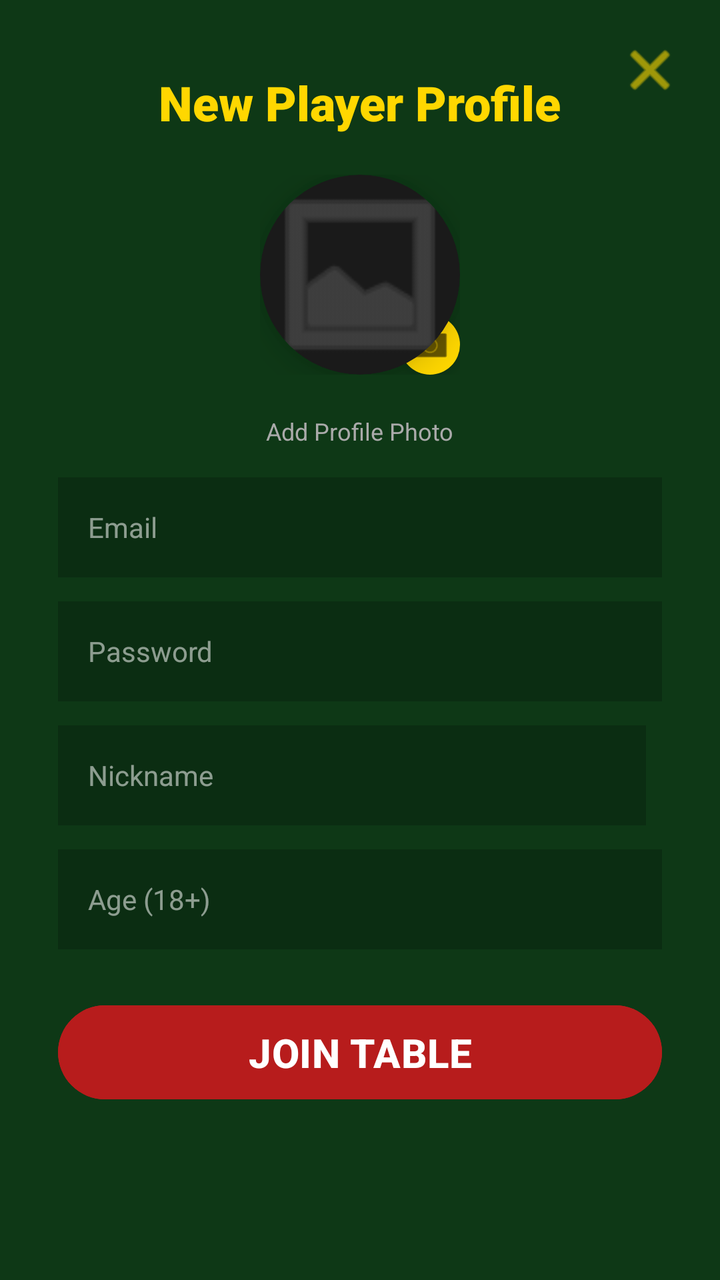
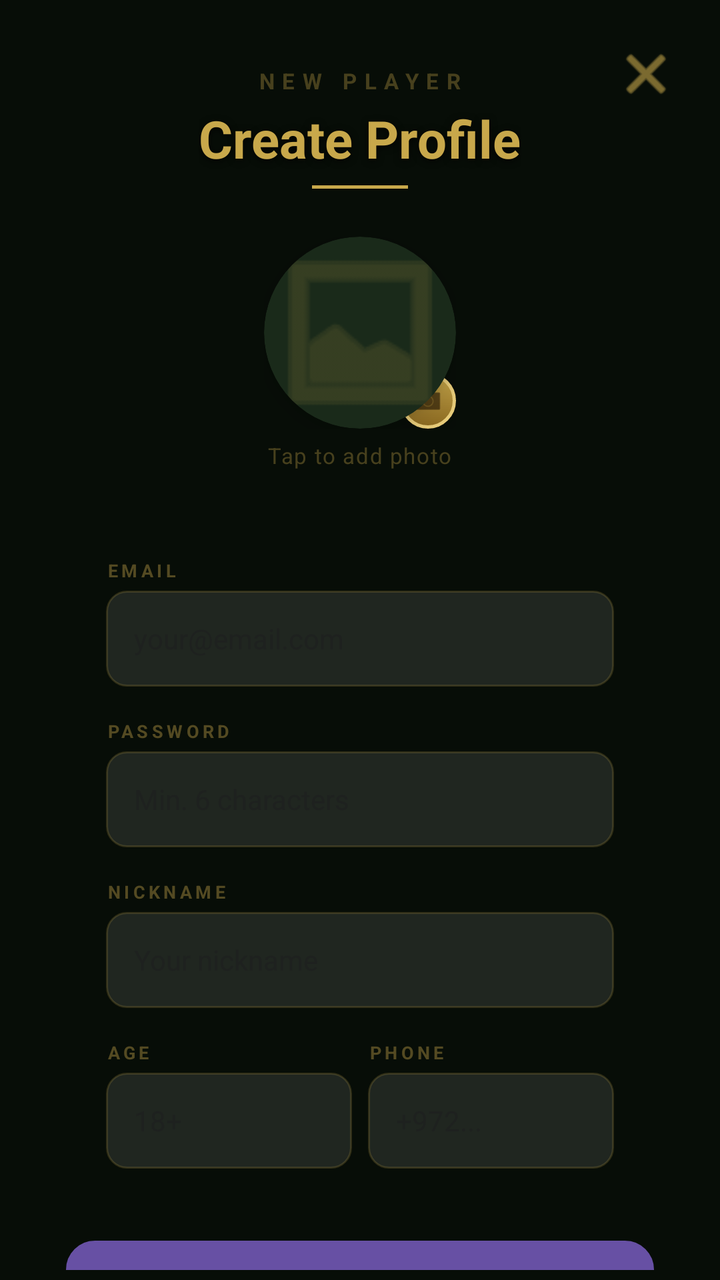

An Android layout rendered at two revisions. The XML below is the earlier revision; the diff shows what the commit changed to produce the second picture.
<!-- AndroidManifest.xml: application theme Theme.PokerProject -->
<!-- res/layout/activity_register.xml -->
<?xml version="1.0" encoding="utf-8"?>
<RelativeLayout xmlns:android="http://schemas.android.com/apk/res/android"
    xmlns:app="http://schemas.android.com/apk/res-auto"
    android:layout_width="match_parent"
    android:layout_height="wrap_content"
    android:background="#0E3816"
    android:padding="5dp">

    <View
        android:layout_width="match_parent"
        android:layout_height="match_parent"
        android:background="@drawable/dialog_rounded_bg"
        android:backgroundTint="#00000000"
        android:layout_margin="2dp" />

    <ImageButton
        android:id="@+id/btnCloseDialog"
        android:layout_width="40dp"
        android:layout_height="40dp"
        android:src="@android:drawable/ic_menu_close_clear_cancel"
        android:background="?attr/selectableItemBackgroundBorderless"
        android:layout_alignParentTop="true"
        android:layout_alignParentEnd="true"
        android:layout_margin="10dp"
        app:tint="#FFD700"
        android:contentDescription="Close" />

    <ScrollView
        android:layout_width="match_parent"
        android:layout_height="wrap_content"
        android:layout_marginTop="30dp"
        android:fillViewport="true"
        android:scrollbars="none">

        <LinearLayout
            android:id="@+id/rootLayout"
            android:layout_width="match_parent"
            android:layout_height="wrap_content"
            android:orientation="vertical"
            android:gravity="center_horizontal"
            android:paddingStart="24dp"
            android:paddingEnd="24dp"
            android:paddingBottom="24dp">

            <TextView
                android:layout_width="wrap_content"
                android:layout_height="wrap_content"
                android:text="New Player Profile"
                android:textSize="24sp"
                android:textStyle="bold"
                android:fontFamily="sans-serif-black"
                android:textColor="#FFD700"
                android:layout_marginBottom="20dp" />

            <FrameLayout
                android:layout_width="wrap_content"
                android:layout_height="wrap_content"
                android:layout_marginBottom="20dp">

                <androidx.cardview.widget.CardView
                    android:layout_width="100dp"
                    android:layout_height="100dp"
                    app:cardCornerRadius="50dp"
                    app:cardElevation="10dp"
                    app:cardBackgroundColor="#1A1A1A">

                    <ImageView
                        android:id="@+id/ivProfile"
                        android:layout_width="match_parent"
                        android:layout_height="match_parent"
                        android:scaleType="centerCrop"
                        android:src="@android:drawable/ic_menu_gallery"
                        app:tint="#555555"
                        />
                </androidx.cardview.widget.CardView>

                <View
                    android:layout_width="100dp"
                    android:layout_height="100dp"
                    android:background="@drawable/dialog_rounded_bg"
                    android:backgroundTint="#00000000"
                    />

                <Button
                    android:id="@+id/btnTakePic"
                    android:layout_width="100dp"
                    android:layout_height="100dp"
                    android:background="?attr/selectableItemBackground"
                    android:text="+"
                    android:textSize="40sp"
                    android:textColor="#FFD700"
                    android:gravity="center"
                    />

                <ImageView
                    android:layout_width="30dp"
                    android:layout_height="30dp"
                    android:layout_gravity="bottom|end"
                    android:src="@android:drawable/ic_menu_camera"
                    android:background="@drawable/dialog_rounded_bg"
                    android:backgroundTint="#FFD700"
                    android:padding="4dp"
                    app:tint="#000000"
                    android:elevation="4dp"/>
            </FrameLayout>

            <TextView
                android:layout_width="wrap_content"
                android:layout_height="wrap_content"
                android:text="Add Profile Photo"
                android:textSize="12sp"
                android:textColor="#AAAAAA"
                android:layout_marginBottom="15dp"/>

            <EditText
                android:id="@+id/etEmail"
                android:layout_width="match_parent"
                android:layout_height="50dp"
                android:hint="Email"
                android:inputType="textEmailAddress"
                android:paddingStart="15dp"
                android:paddingEnd="15dp"
                android:layout_marginBottom="12dp"
                android:background="#33000000"
                android:textColor="#FFFFFF"
                android:textColorHint="#88FFFFFF"
                android:textSize="14sp"/>

            <EditText
                android:id="@+id/etPass"
                android:layout_width="match_parent"
                android:layout_height="50dp"
                android:hint="Password"
                android:inputType="textPassword"
                android:paddingStart="15dp"
                android:paddingEnd="15dp"
                android:layout_marginBottom="12dp"
                android:background="#33000000"
                android:textColor="#FFFFFF"
                android:textColorHint="#88FFFFFF"
                android:textSize="14sp"/>

            <LinearLayout
                android:layout_width="match_parent"
                android:layout_height="wrap_content"
                android:orientation="horizontal"
                android:baselineAligned="false">

                <EditText
                    android:id="@+id/etFirstname"
                    android:layout_width="0dp"
                    android:layout_height="50dp"
                    android:layout_weight="1"
                    android:hint="Nickname"
                    android:paddingStart="15dp"
                    android:paddingEnd="15dp"
                    android:layout_marginEnd="8dp"
                    android:layout_marginBottom="12dp"
                    android:background="#33000000"
                    android:textColor="#FFFFFF"
                    android:textColorHint="#88FFFFFF"
                    android:textSize="14sp"/>

                <EditText
                    android:id="@+id/etLastname"
                    android:layout_width="0dp"
                    android:layout_height="50dp"
                    android:layout_weight="1"
                    android:hint="Last Name"
                    android:visibility="gone"
                    android:paddingStart="15dp"
                    android:paddingEnd="15dp"
                    android:layout_marginBottom="12dp"
                    android:background="#33000000"
                    android:textColor="#FFFFFF"
                    android:textColorHint="#88FFFFFF"
                    android:textSize="14sp"/>
            </LinearLayout>

            <EditText
                android:id="@+id/etAge"
                android:layout_width="match_parent"
                android:layout_height="50dp"
                android:hint="Age (18+)"
                android:inputType="number"
                android:paddingStart="15dp"
                android:paddingEnd="15dp"
                android:layout_marginBottom="24dp"
                android:background="#33000000"
                android:textColor="#FFFFFF"
                android:textColorHint="#88FFFFFF"
                android:textSize="14sp"/>

            <Button
                android:id="@+id/btnRegister"
                android:layout_width="match_parent"
                android:layout_height="55dp"
                android:text="JOIN TABLE"
                android:textAllCaps="false"
                android:textSize="20sp"
                android:textStyle="bold"
                android:textColor="#FFFFFF"
                android:backgroundTint="#B71C1C"
                app:cornerRadius="25dp"
                android:elevation="6dp"/>

        </LinearLayout>
    </ScrollView>
</RelativeLayout>
<!-- resources referenced by this layout -->
<resources>
  <!-- drawable dialog_rounded_bg (drawable) -->
  <?xml version="1.0" encoding="utf-8"?>
  <shape xmlns:android="http://schemas.android.com/apk/res/android">
      <solid android:color="#FFFFFF"/>
      <corners android:radius="20dp"/>
  </shape>
  <style name="Theme.PokerProject" parent="Base.Theme.PokerProject" />
  <style name="Base.Theme.PokerProject" parent="Theme.Material3.DayNight.NoActionBar">
          
          
      </style>
</resources>

<!-- the commit's change to res/layout/activity_register.xml (unified diff, before → after) -->
@@ -2,16 +2,9 @@
 <RelativeLayout xmlns:android="http://schemas.android.com/apk/res/android"
     xmlns:app="http://schemas.android.com/apk/res-auto"
     android:layout_width="match_parent"
-    android:layout_height="wrap_content"
-    android:background="#0E3816"
+    android:layout_height="match_parent"
+    android:background="#070D07"
     android:padding="5dp">
-
-    <View
-        android:layout_width="match_parent"
-        android:layout_height="match_parent"
-        android:background="@drawable/dialog_rounded_bg"
-        android:backgroundTint="#00000000"
-        android:layout_margin="2dp" />
 
     <ImageButton
         android:id="@+id/btnCloseDialog"
@@ -21,14 +14,14 @@
         android:background="?attr/selectableItemBackgroundBorderless"
         android:layout_alignParentTop="true"
         android:layout_alignParentEnd="true"
-        android:layout_margin="10dp"
-        app:tint="#FFD700"
-        android:contentDescription="Close" />
+        android:layout_margin="12dp"
+        app:tint="#C8A84B"
+        android:contentDescription="Close"/>
 
     <ScrollView
         android:layout_width="match_parent"
         android:layout_height="wrap_content"
-        android:layout_marginTop="30dp"
+        android:layout_marginTop="28dp"
         android:fillViewport="true"
         android:scrollbars="none">
 
@@ -38,31 +31,49 @@
             android:layout_height="wrap_content"
             android:orientation="vertical"
             android:gravity="center_horizontal"
-            android:paddingStart="24dp"
-            android:paddingEnd="24dp"
-            android:paddingBottom="24dp">
+            android:paddingHorizontal="28dp"
+            android:paddingBottom="28dp">
 
             <TextView
                 android:layout_width="wrap_content"
                 android:layout_height="wrap_content"
-                android:text="New Player Profile"
-                android:textSize="24sp"
+                android:text="NEW PLAYER"
+                android:textSize="11sp"
                 android:textStyle="bold"
-                android:fontFamily="sans-serif-black"
-                android:textColor="#FFD700"
-                android:layout_marginBottom="20dp" />
+                android:textColor="#55C8A84B"
+                android:letterSpacing="0.35"
+                android:layout_marginBottom="4dp"/>
+
+            <TextView
+                android:layout_width="wrap_content"
+                android:layout_height="wrap_content"
+                android:text="Create Profile"
+                android:textSize="26sp"
+                android:textStyle="bold"
+                android:textColor="#C8A84B"
+                android:shadowColor="#CC000000"
+                android:shadowDx="0"
+                android:shadowDy="2"
+                android:shadowRadius="8"
+                android:layout_marginBottom="6dp"/>
+
+            <View
+                android:layout_width="48dp"
+                android:layout_height="1.5dp"
+                android:background="#C8A84B"
+                android:layout_marginBottom="24dp"/>
 
             <FrameLayout
                 android:layout_width="wrap_content"
                 android:layout_height="wrap_content"
-                android:layout_marginBottom="20dp">
+                android:layout_marginBottom="6dp">
 
                 <androidx.cardview.widget.CardView
-                    android:layout_width="100dp"
-                    android:layout_height="100dp"
-                    app:cardCornerRadius="50dp"
-                    app:cardElevation="10dp"
-                    app:cardBackgroundColor="#1A1A1A">
+                    android:layout_width="96dp"
+                    android:layout_height="96dp"
+                    app:cardCornerRadius="48dp"
+                    app:cardElevation="8dp"
+                    app:cardBackgroundColor="#1A2A1A">
 
                     <ImageView
                         android:id="@+id/ivProfile"
@@ -70,139 +81,214 @@
                         android:layout_height="match_parent"
                         android:scaleType="centerCrop"
                         android:src="@android:drawable/ic_menu_gallery"
-                        app:tint="#555555"
-                        />
+                        app:tint="#44C8A84B"/>
                 </androidx.cardview.widget.CardView>
-
-                <View
-                    android:layout_width="100dp"
-                    android:layout_height="100dp"
-                    android:background="@drawable/dialog_rounded_bg"
-                    android:backgroundTint="#00000000"
-                    />
 
                 <Button
                     android:id="@+id/btnTakePic"
-                    android:layout_width="100dp"
-                    android:layout_height="100dp"
+                    android:layout_width="96dp"
+                    android:layout_height="96dp"
                     android:background="?attr/selectableItemBackground"
-                    android:text="+"
-                    android:textSize="40sp"
-                    android:textColor="#FFD700"
+                    android:text=""
+                    android:gravity="center"/>
+
+                <LinearLayout
+                    android:layout_width="28dp"
+                    android:layout_height="28dp"
+                    android:layout_gravity="bottom|end"
+                    android:background="@drawable/bg_camera_badge"
                     android:gravity="center"
-                    />
-
-                <ImageView
-                    android:layout_width="30dp"
-                    android:layout_height="30dp"
-                    android:layout_gravity="bottom|end"
-                    android:src="@android:drawable/ic_menu_camera"
-                    android:background="@drawable/dialog_rounded_bg"
-                    android:backgroundTint="#FFD700"
-                    android:padding="4dp"
-                    app:tint="#000000"
-                    android:elevation="4dp"/>
+                    android:elevation="6dp">
+
+                    <ImageView
+                        android:layout_width="16dp"
+                        android:layout_height="16dp"
+                        android:src="@android:drawable/ic_menu_camera"
+                        app:tint="#1A0E00"/>
+                </LinearLayout>
             </FrameLayout>
 
             <TextView
                 android:layout_width="wrap_content"
                 android:layout_height="wrap_content"
-                android:text="Add Profile Photo"
-                android:textSize="12sp"
-                android:textColor="#AAAAAA"
-                android:layout_marginBottom="15dp"/>
-
-            <EditText
-                android:id="@+id/etEmail"
-                android:layout_width="match_parent"
-                android:layout_height="50dp"
-                android:hint="Email"
-                android:inputType="textEmailAddress"
-                android:paddingStart="15dp"
-                android:paddingEnd="15dp"
-                android:layout_marginBottom="12dp"
-                android:background="#33000000"
-                android:textColor="#FFFFFF"
-                android:textColorHint="#88FFFFFF"
-                android:textSize="14sp"/>
-
-            <EditText
-                android:id="@+id/etPass"
-                android:layout_width="match_parent"
-                android:layout_height="50dp"
-                android:hint="Password"
-                android:inputType="textPassword"
-                android:paddingStart="15dp"
-                android:paddingEnd="15dp"
-                android:layout_marginBottom="12dp"
-                android:background="#33000000"
-                android:textColor="#FFFFFF"
-                android:textColorHint="#88FFFFFF"
-                android:textSize="14sp"/>
+                android:text="Tap to add photo"
+                android:textSize="11sp"
+                android:textColor="#55C8A84B"
+                android:letterSpacing="0.05"
+                android:layout_marginBottom="24dp"/>
 
             <LinearLayout
                 android:layout_width="match_parent"
                 android:layout_height="wrap_content"
-                android:orientation="horizontal"
-                android:baselineAligned="false">
+                android:orientation="vertical"
+                android:padding="20dp"
+                android:layout_marginBottom="16dp">
+
+                <TextView
+                    android:layout_width="wrap_content"
+                    android:layout_height="wrap_content"
+                    android:text="EMAIL"
+                    android:textColor="#66C8A84B"
+                    android:textSize="9sp"
+                    android:textStyle="bold"
+                    android:letterSpacing="0.2"
+                    android:layout_marginBottom="4dp"/>
 
                 <EditText
-                    android:id="@+id/etFirstname"
-                    android:layout_width="0dp"
-                    android:layout_height="50dp"
-                    android:layout_weight="1"
-                    android:hint="Nickname"
-                    android:paddingStart="15dp"
-                    android:paddingEnd="15dp"
-                    android:layout_marginEnd="8dp"
-                    android:layout_marginBottom="12dp"
-                    android:background="#33000000"
+                    android:id="@+id/etEmail"
+                    android:layout_width="match_parent"
+                    android:layout_height="48dp"
+                    android:hint="your@email.com"
+                    android:inputType="textEmailAddress"
+                    android:paddingHorizontal="14dp"
+                    android:layout_marginBottom="16dp"
+                    android:background="@drawable/bg_input_field"
                     android:textColor="#FFFFFF"
-                    android:textColorHint="#88FFFFFF"
                     android:textSize="14sp"/>
 
+                <TextView
+                    android:layout_width="wrap_content"
+                    android:layout_height="wrap_content"
+                    android:text="PASSWORD"
+                    android:textColor="#66C8A84B"
+                    android:textSize="9sp"
+                    android:textStyle="bold"
+                    android:letterSpacing="0.2"
+                    android:layout_marginBottom="4dp"/>
+
                 <EditText
-                    android:id="@+id/etLastname"
-                    android:layout_width="0dp"
-                    android:layout_height="50dp"
-                    android:layout_weight="1"
-                    android:hint="Last Name"
-                    android:visibility="gone"
-                    android:paddingStart="15dp"
-                    android:paddingEnd="15dp"
-                    android:layout_marginBottom="12dp"
-                    android:background="#33000000"
+                    android:id="@+id/etPass"
+                    android:layout_width="match_parent"
+                    android:layout_height="48dp"
+                    android:hint="Min. 6 characters"
+                    android:inputType="textPassword"
+                    android:paddingHorizontal="14dp"
+                    android:layout_marginBottom="16dp"
+                    android:background="@drawable/bg_input_field"
                     android:textColor="#FFFFFF"
-                    android:textColorHint="#88FFFFFF"
                     android:textSize="14sp"/>
+
+                <TextView
+                    android:layout_width="wrap_content"
+                    android:layout_height="wrap_content"
+                    android:text="NICKNAME"
+                    android:textColor="#66C8A84B"
+                    android:textSize="9sp"
+                    android:textStyle="bold"
+                    android:letterSpacing="0.2"
+                    android:layout_marginBottom="4dp"/>
+
+                <LinearLayout
+                    android:layout_width="match_parent"
+                    android:layout_height="wrap_content"
+                    android:orientation="horizontal"
+                    android:baselineAligned="false"
+                    android:layout_marginBottom="16dp">
+
+                    <EditText
+                        android:id="@+id/etFirstname"
+                        android:layout_width="0dp"
+                        android:layout_height="48dp"
+                        android:layout_weight="1"
+                        android:hint="Your nickname"
+                        android:paddingHorizontal="14dp"
+                        android:background="@drawable/bg_input_field"
+                        android:textColor="#FFFFFF"
+                        android:textSize="14sp"/>
+
+                    <EditText
+                        android:id="@+id/etLastname"
+                        android:layout_width="0dp"
+                        android:layout_height="48dp"
+                        android:layout_weight="1"
+                        android:hint="Last Name"
+                        android:visibility="gone"
+                        android:paddingHorizontal="14dp"
+                        android:layout_marginStart="8dp"
+                        android:background="@drawable/bg_input_field"
+                        android:textColor="#FFFFFF"
+                        android:textSize="14sp"/>
+                </LinearLayout>
+
+                <LinearLayout
+                    android:layout_width="match_parent"
+                    android:layout_height="wrap_content"
+                    android:orientation="horizontal"
+                    android:baselineAligned="false">
+
+                    <LinearLayout
+                        android:layout_width="0dp"
+                        android:layout_height="wrap_content"
+                        android:layout_weight="1"
+                        android:orientation="vertical"
+                        android:layout_marginEnd="8dp">
+
+                        <TextView
+                            android:layout_width="wrap_content"
+                            android:layout_height="wrap_content"
+                            android:text="AGE"
+                            android:textColor="#66C8A84B"
+                            android:textSize="9sp"
+                            android:textStyle="bold"
+                            android:letterSpacing="0.2"
+                            android:layout_marginBottom="4dp"/>
+
+                        <EditText
+                            android:id="@+id/etAge"
+                            android:layout_width="match_parent"
+                            android:layout_height="48dp"
+                            android:hint="18+"
+                            android:inputType="number"
+                            android:paddingHorizontal="14dp"
+                            android:background="@drawable/bg_input_field"
+                            android:textColor="#FFFFFF"
+                            android:textSize="14sp"/>
+                    </LinearLayout>
+
+                    <LinearLayout
+                        android:layout_width="0dp"
+                        android:layout_height="wrap_content"
+                        android:layout_weight="1"
+                        android:orientation="vertical">
+
+                        <TextView
+                            android:layout_width="wrap_content"
+                            android:layout_height="wrap_content"
+                            android:text="PHONE"
+                            android:textColor="#66C8A84B"
+                            android:textSize="9sp"
+                            android:textStyle="bold"
+                            android:letterSpacing="0.2"
+                            android:layout_marginBottom="4dp"/>
+
+                        <EditText
+                            android:id="@+id/etPhone"
+                            android:layout_width="match_parent"
+                            android:layout_height="48dp"
+                            android:hint="+972..."
+                            android:inputType="phone"
+                            android:paddingHorizontal="14dp"
+                            android:background="@drawable/bg_input_field"
+                            android:textColor="#FFFFFF"
+                            android:textSize="14sp"/>
+                    </LinearLayout>
+                </LinearLayout>
+
             </LinearLayout>
-
-            <EditText
-                android:id="@+id/etAge"
-                android:layout_width="match_parent"
-                android:layout_height="50dp"
-                android:hint="Age (18+)"
-                android:inputType="number"
-                android:paddingStart="15dp"
-                android:paddingEnd="15dp"
-                android:layout_marginBottom="24dp"
-                android:background="#33000000"
-                android:textColor="#FFFFFF"
-                android:textColorHint="#88FFFFFF"
-                android:textSize="14sp"/>
 
             <Button
                 android:id="@+id/btnRegister"
                 android:layout_width="match_parent"
-                android:layout_height="55dp"
+                android:layout_height="54dp"
                 android:text="JOIN TABLE"
                 android:textAllCaps="false"
-                android:textSize="20sp"
+                android:textSize="16sp"
                 android:textStyle="bold"
-                android:textColor="#FFFFFF"
-                android:backgroundTint="#B71C1C"
-                app:cornerRadius="25dp"
-                android:elevation="6dp"/>
+                android:textColor="#1A0E00"
+                android:letterSpacing="0.08"
+                android:background="@drawable/btn_register"
+                android:stateListAnimator="@null"
+                android:elevation="8dp"/>
 
         </LinearLayout>
     </ScrollView>
<!-- resource entries referenced after the edit -->
@@ -1,11 +1,35 @@
 <!-- resources referenced by this layout -->
 <resources>
-  <!-- drawable dialog_rounded_bg (drawable) -->
+  <!-- drawable bg_camera_badge (drawable) -->
   <?xml version="1.0" encoding="utf-8"?>
-  <shape xmlns:android="http://schemas.android.com/apk/res/android">
-      <solid android:color="#FFFFFF"/>
-      <corners android:radius="20dp"/>
+  <shape xmlns:android="http://schemas.android.com/apk/res/android" android:shape="oval">
+      <gradient android:startColor="#C8A84B" android:endColor="#8A6820" android:angle="270"/>
+      <stroke android:width="1.5dp" android:color="#E8CC7A"/>
   </shape>
+  <!-- drawable bg_input_field (drawable) -->
+  <?xml version="1.0" encoding="utf-8"?>
+  <shape xmlns:android="http://schemas.android.com/apk/res/android" android:shape="rectangle">
+      <solid android:color="#1AFFFFFF"/>
+      <corners android:radius="10dp"/>
+      <stroke android:width="1dp" android:color="#33C8A84B"/>
+  </shape>
+  <!-- drawable btn_register (drawable) -->
+  <?xml version="1.0" encoding="utf-8"?>
+  <selector xmlns:android="http://schemas.android.com/apk/res/android">
+      <item android:state_pressed="true">
+          <shape android:shape="rectangle">
+              <gradient android:startColor="#9A7810" android:endColor="#6B5200" android:angle="270"/>
+              <corners android:radius="14dp"/>
+          </shape>
+      </item>
+      <item>
+          <shape android:shape="rectangle">
+              <gradient android:startColor="#C8A84B" android:endColor="#8A6820" android:angle="270"/>
+              <corners android:radius="14dp"/>
+              <stroke android:width="1dp" android:color="#E8CC7A"/>
+          </shape>
+      </item>
+  </selector>
   <style name="Theme.PokerProject" parent="Base.Theme.PokerProject" />
   <style name="Base.Theme.PokerProject" parent="Theme.Material3.DayNight.NoActionBar">
           
